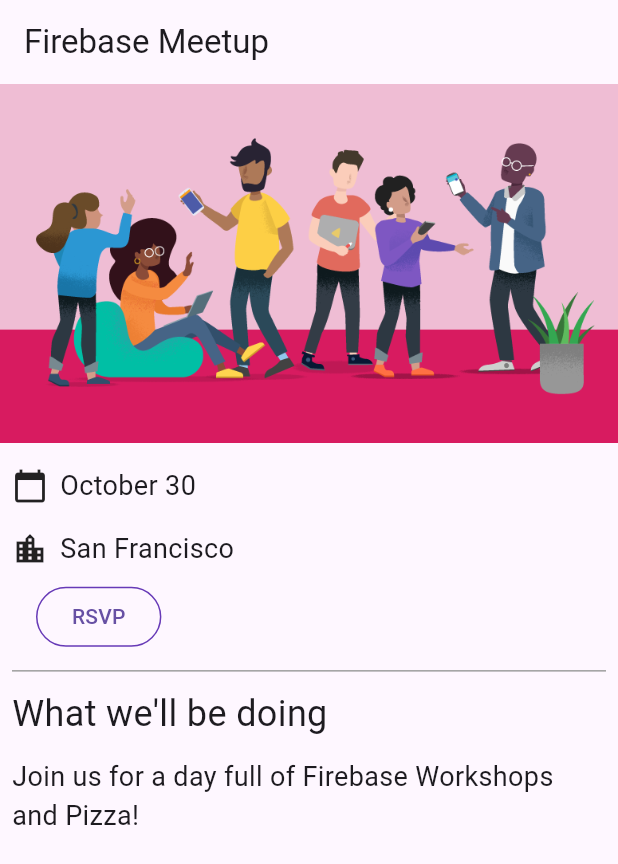
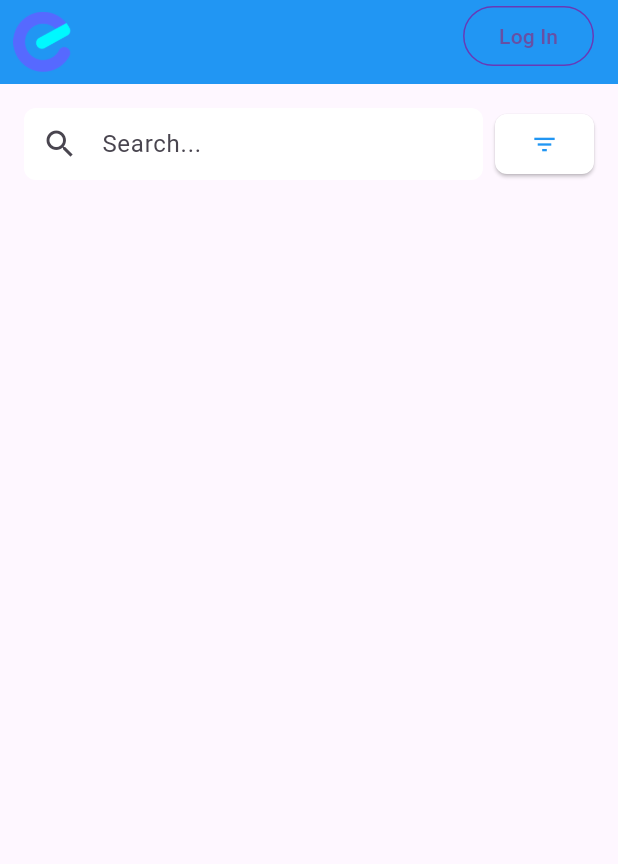
Before and after one commit to ShiJianXi/Eventify, a Flutter app: the screen it shows after launch, on a phone screen of 412 x 824 dp. Shown: the top 864 px of the screen. Run offline on Flutter 3.47's test engine with Material 3 defaults, Android fonts, the phone set to English and light mode, and no system bars; our stand-ins replace cloud_firestore, firebase_auth, firebase_core, go_router, google_fonts; missing offline and left inert: firebase_ui_auth; accounts and stored records are empty.

Commit message:
Home Page Integration with Authentication

```diff
--- a/EventifyApp/eventify/lib/home_page.dart
+++ b/EventifyApp/eventify/lib/home_page.dart
@@ -8,9 +8,9 @@ import 'package:flutter/material.dart';
 import 'package:provider/provider.dart';
 
 import 'app_state.dart'; // new
-import 'guest_book.dart';
+// import 'guest_book.dart';
 import 'src/authentication.dart'; // new
-import 'src/widgets.dart';
+// import 'src/widgets.dart';
 
 class HomePage extends StatelessWidget {
   const HomePage({super.key});
@@ -19,48 +19,62 @@ class HomePage extends StatelessWidget {
   Widget build(BuildContext context) {
     return Scaffold(
       appBar: AppBar(
-        title: const Text('Firebase Meetup'),
+        backgroundColor: Colors.blue,
+        leading: Padding(
+          padding: const EdgeInsets.all(8.0),
+          child: Image.asset('assets/eventify.png'),
         ),
-      body: ListView(
-        children: <Widget>[
-          Image.asset('assets/codelab.png'),
-          const SizedBox(height: 8),
-          const IconAndDetail(Icons.calendar_today, 'October 30'),
-          const IconAndDetail(Icons.location_city, 'San Francisco'),
-          Consumer<ApplicationState>(
+        actions: [
+          Padding(
+            padding: const EdgeInsets.only(right: 16.0),
+            child: Consumer<ApplicationState>(
               builder: (context, appState, _) => AuthFunc(
                   loggedIn: appState.loggedIn,
                   signOut: () {
                     FirebaseAuth.instance.signOut();
                   }),
             ),
-          const Divider(
-            height: 8,
-            thickness: 1,
-            indent: 8,
-            endIndent: 8,
-            color: Colors.grey,
-          ),
-          const Header("What we'll be doing"),
-          const Paragraph(
-            'Join us for a day full of Firebase Workshops and Pizza!',
-          ),
-          Consumer<ApplicationState>(
-            builder: (context, appState, _) => Column(
-              crossAxisAlignment: CrossAxisAlignment.start,
-              children: [
-                if (appState.loggedIn) ...[
-                  const Header('Discussion'),
-                  GuestBook(
-                    addMessage: (message) =>
-                        appState.addMessageToGuestBook(message),
-                    messages: appState.guestBookMessages,
           ),
         ],
+      ),
+      body: Padding(
+        padding: const EdgeInsets.all(16.0),
+        child: Row(
+          children: [
+            Expanded(
+              child: TextField(
+                decoration: InputDecoration(
+                  hintText: 'Search...',
+                  filled: true,
+                  fillColor: Colors.white,
+                  border: OutlineInputBorder(
+                    borderRadius: BorderRadius.circular(8.0),
+                    borderSide: BorderSide.none,
+                  ),
+                  contentPadding: EdgeInsets.symmetric(
+                    vertical: 0.0,
+                    horizontal: 16.0,
+                  ),
+                  prefixIcon: Icon(Icons.search),
+                ),
+              ),
+            ),
+            SizedBox(width: 8),
+            ElevatedButton(
+              onPressed: () {
+                // Handle filter button press
+              },
+              style: ElevatedButton.styleFrom(
+                foregroundColor: Colors.blue,
+                backgroundColor: Colors.white,
+                shape: RoundedRectangleBorder(
+                  borderRadius: BorderRadius.circular(8.0),
+                ),
+              ),
+              child: Icon(Icons.filter_list),
+            ),
           ],
         ),
-          ),
-        ],
       ),
     );
   }
--- a/EventifyApp/eventify/lib/main.dart
+++ b/EventifyApp/eventify/lib/main.dart
@@ -70,7 +70,7 @@ final _router = GoRouter(
                     child: Column(
                       children: [
                         Image.asset(
-                          'assets/codelab.png',
+                          'assets/eventify.png',
                           fit: BoxFit.contain,
                         ),
                       ],
--- a/EventifyApp/eventify/lib/src/authentication.dart
+++ b/EventifyApp/eventify/lib/src/authentication.dart
@@ -27,7 +27,7 @@ class AuthFunc extends StatelessWidget {
               onPressed: () {
                 !loggedIn ? context.push('/sign-in') : signOut();
               },
-              child: !loggedIn ? const Text('RSVP') : const Text('Logout')),
+              child: !loggedIn ? const Text('Log In') : const Text('Log Out')),
         ),
         Visibility(
           visible: loggedIn,
--- a/EventifyApp/eventify/pubspec.yaml
+++ b/EventifyApp/eventify/pubspec.yaml
@@ -68,7 +68,8 @@ flutter:
   # To add assets to your application, add an assets section, like this:
   assets:
     - assets/codelab.png
-    - assets/Eventify.png
+    - assets/eventify.png
+    - assets/sample.jpeg
 
   # An image asset can refer to one or more resolution-specific "variants", see
   # https://flutter.dev/assets-and-images/#resolution-aware
```
Also changed, not shown: EventifyApp/eventify/assets/sample.jpeg (added), 3 other files. Lines whose indentation alone changed are shown as unchanged.
